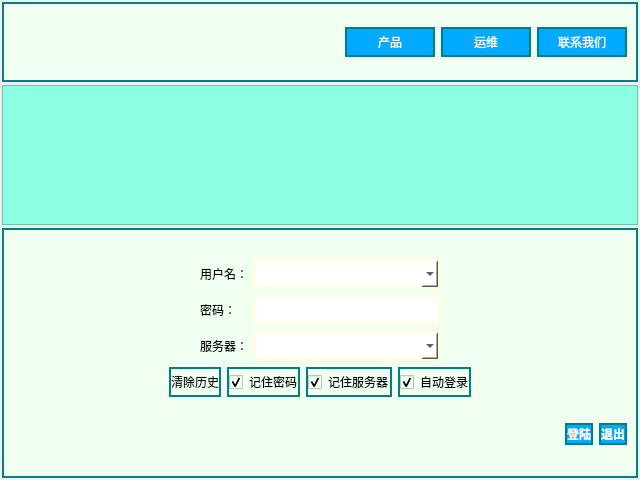
Qt form loginpageii.ui (JasonZhang521/manager) before a commit.
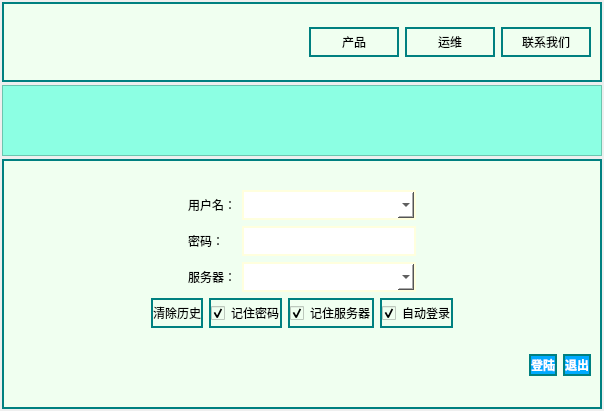
The same form after that commit. Icons and pictures are not drawn.

```diff
--- a/loginpageii.ui
+++ b/loginpageii.ui
@@ -6,8 +6,8 @@
    <rect>
     <x>0</x>
     <y>0</y>
-    <width>640</width>
-    <height>480</height>
+    <width>604</width>
+    <height>411</height>
    </rect>
   </property>
   <property name="windowTitle">
@@ -113,9 +113,7 @@
             </size>
            </property>
            <property name="styleSheet">
-            <string notr="true">color: rgb(255, 255, 255);
-background-color: rgb(0, 170, 255);
-background-image: url(:/Resources/temp/bg2.png);</string>
+            <string notr="true"/>
            </property>
            <property name="text">
             <string>产品</string>
@@ -143,9 +141,7 @@
             </size>
            </property>
            <property name="styleSheet">
-            <string notr="true">color: rgb(255, 255, 255);
-background-color: rgb(0, 170, 255);
-background-image: url(:/Resources/temp/bg2.png);</string>
+            <string notr="true"/>
            </property>
            <property name="text">
             <string>运维</string>
@@ -173,9 +169,7 @@
             </size>
            </property>
            <property name="styleSheet">
-            <string notr="true">color: rgb(255, 255, 255);
-background-color: rgb(0, 170, 255);
-background-image: url(:/Resources/temp/bg2.png);</string>
+            <string notr="true"/>
            </property>
            <property name="text">
             <string>联系我们</string>
@@ -225,8 +219,8 @@
           <rect>
            <x>0</x>
            <y>0</y>
-           <width>634</width>
-           <height>138</height>
+           <width>598</width>
+           <height>69</height>
           </rect>
          </property>
          <layout class="QVBoxLayout" name="verticalLayout_5"/>
@@ -487,6 +481,10 @@
                  <height>30</height>
                 </size>
                </property>
+               <property name="styleSheet">
+                <string notr="true">
+</string>
+               </property>
                <property name="text">
                 <string>清除历史</string>
                </property>
```
